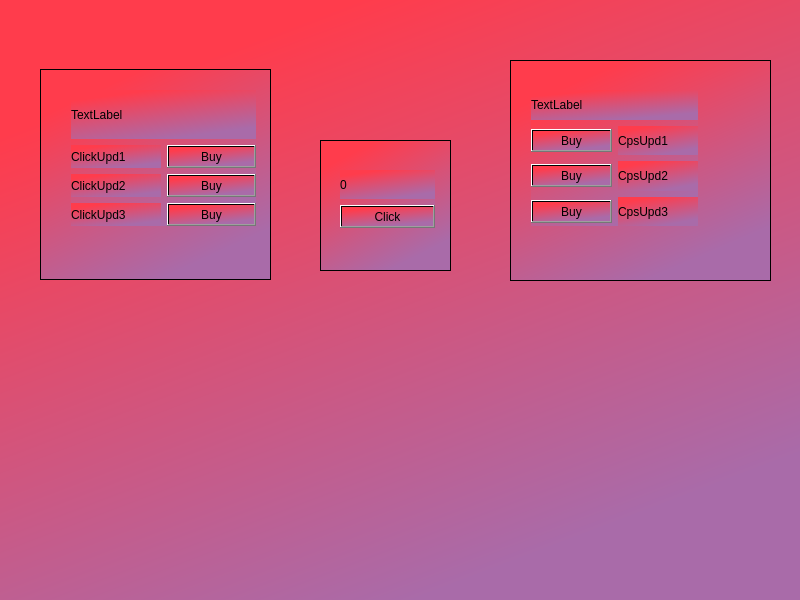
Above: clicker.ui from maseyonok421/CleckerTest before the change. Below: the same form after it.
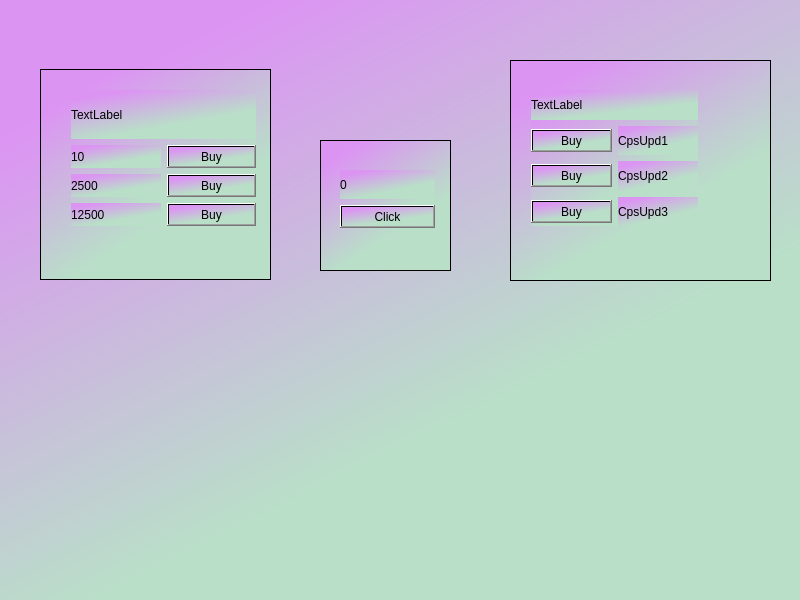
That is the form after the change.

What changed in the file:
```diff
--- a/clicker.ui
+++ b/clicker.ui
@@ -20,7 +20,7 @@
    <string>Clicker</string>
   </property>
   <property name="styleSheet">
-   <string notr="true">background-color: qlineargradient(spread:pad, x1:0.166, y1:0.142, x2:0.585195, y2:0.966, stop:0 rgba(255, 60, 76, 255), stop:1 rgba(169, 107, 169, 255))</string>
+   <string notr="true">background-color: qlineargradient(spread:pad, x1:0.116927, y1:0.148, x2:0.63, y2:0.920455, stop:0 rgba(220, 148, 243, 255), stop:0.765854 rgba(185, 223, 200, 255))</string>
   </property>
   <widget class="QWidget" name="centralwidget">
    <widget class="QFrame" name="clickFrame">
@@ -38,7 +38,7 @@
     <property name="frameShadow">
      <enum>QFrame::Raised</enum>
     </property>
-    <widget class="QWidget" name="">
+    <widget class="QWidget" name="layoutWidget">
      <property name="geometry">
       <rect>
        <x>20</x>
@@ -80,7 +80,7 @@
     <property name="frameShadow">
      <enum>QFrame::Raised</enum>
     </property>
-    <widget class="QWidget" name="">
+    <widget class="QWidget" name="layoutWidget">
      <property name="geometry">
       <rect>
        <x>31</x>
@@ -102,7 +102,7 @@
         <item>
          <widget class="QLabel" name="clickUpdLbl1">
           <property name="text">
-           <string>ClickUpd1</string>
+           <string>10</string>
           </property>
          </widget>
         </item>
@@ -120,7 +120,7 @@
         <item>
          <widget class="QLabel" name="clickUpdLbl2">
           <property name="text">
-           <string>ClickUpd2</string>
+           <string>2500</string>
           </property>
          </widget>
         </item>
@@ -138,7 +138,7 @@
         <item>
          <widget class="QLabel" name="clickUpdLbl3">
           <property name="text">
-           <string>ClickUpd3</string>
+           <string>12500</string>
           </property>
          </widget>
         </item>
@@ -169,7 +169,7 @@
     <property name="frameShadow">
      <enum>QFrame::Raised</enum>
     </property>
-    <widget class="QWidget" name="">
+    <widget class="QWidget" name="layoutWidget">
      <property name="geometry">
       <rect>
        <x>21</x>
```
Left out of the diff: 2 changed lines with no effect on the pictures.
